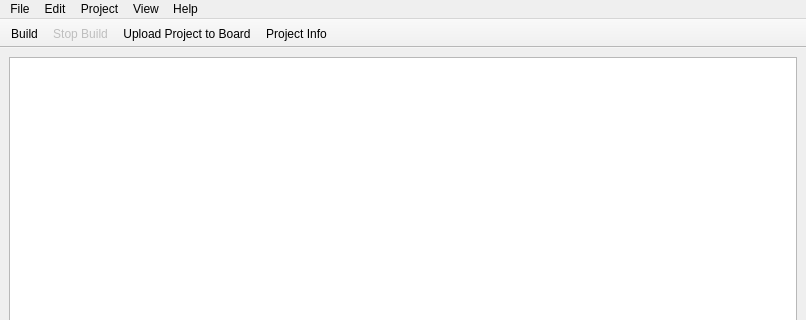
Old version of the form mcbuilder/trunk/layouts/mainwindow.ui in the repository makingthings/makecontroller; both pictures show x 0 to 806 and y 0 to 320 of the 806 by 661 pixel window.
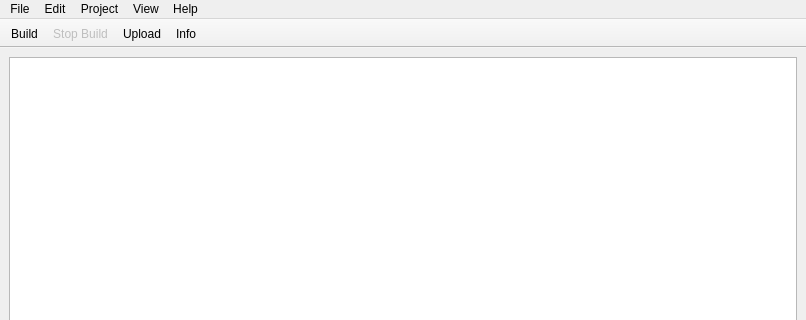
New version of the form. Icons and pictures are not drawn.

Commit message: - update 'about' dialog - update 'preferences' dialog - add toolbar button icons under icons in main window

```diff
--- a/mcbuilder/trunk/layouts/mainwindow.ui
+++ b/mcbuilder/trunk/layouts/mainwindow.ui
@@ -249,7 +249,7 @@
      <x>0</x>
      <y>22</y>
      <width>806</width>
-     <height>44</height>
+     <height>62</height>
     </rect>
    </property>
    <property name="windowTitle" >
@@ -258,6 +258,9 @@
    <property name="movable" >
     <bool>false</bool>
    </property>
+   <property name="toolButtonStyle" >
+    <enum>Qt::ToolButtonTextUnderIcon</enum>
+   </property>
    <property name="floatable" >
     <bool>false</bool>
    </property>
@@ -333,7 +336,7 @@
      <normaloff>:/icons/info.png</normaloff>:/icons/info.png</iconset>
    </property>
    <property name="text" >
-    <string>Project Info</string>
+    <string>Info</string>
    </property>
    <property name="shortcut" >
     <string>Ctrl+I</string>
@@ -345,7 +348,7 @@
      <normaloff>:/icons/upload.tiff</normaloff>:/icons/upload.tiff</iconset>
    </property>
    <property name="text" >
-    <string>Upload Project to Board</string>
+    <string>Upload</string>
    </property>
    <property name="shortcut" >
     <string>Ctrl+U</string>
```
Left out of the diff: 4 changed lines with no effect on the pictures. The commit also changes 5 other files.
